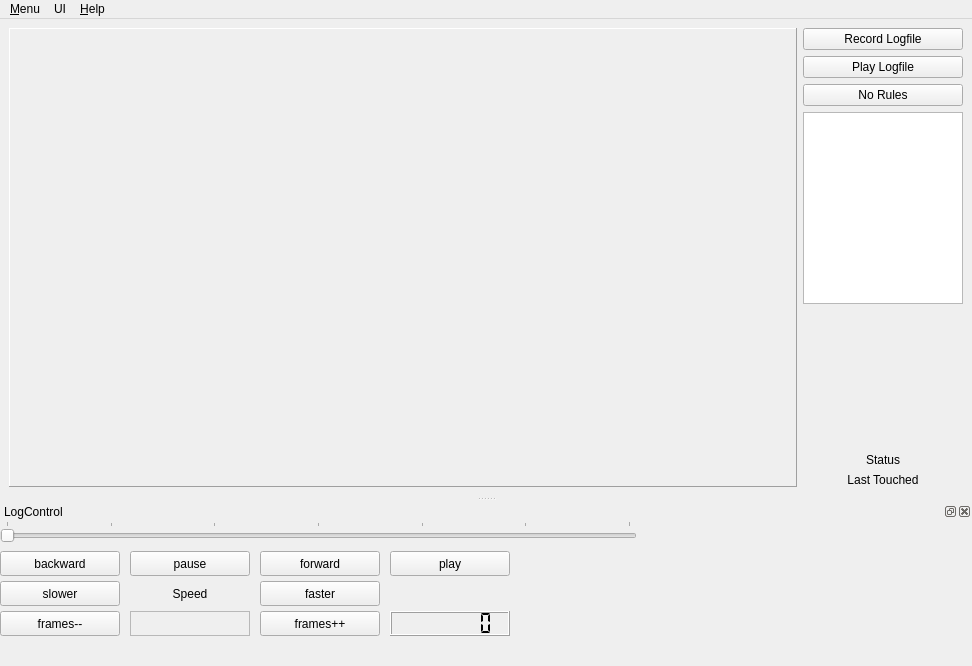
Above: ssl-refbox/GuiControls.ui from g3force/ssl-autonomous-refbox before the change. Below: the same form after it.
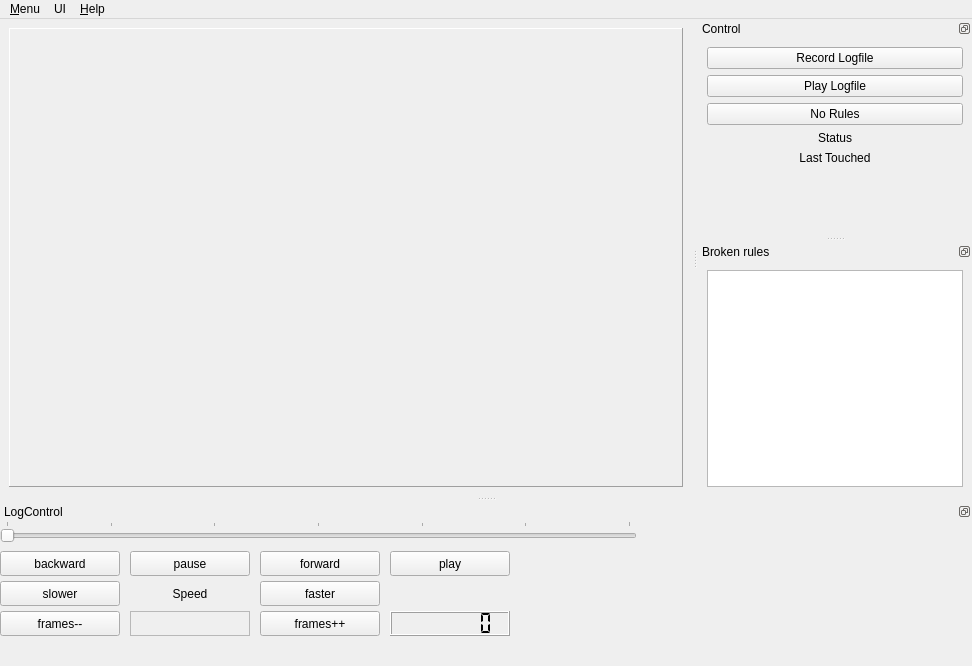
That is the form after the change. Custom widgets are drawn as their Qt base class.

Commit message: some experimenting with qt designer: QDockWidget for Controls and broken rules

The edit to the form file:
```diff
--- a/ssl-refbox/GuiControls.ui
+++ b/ssl-refbox/GuiControls.ui
@@ -15,83 +15,6 @@
   </property>
   <widget class="QWidget" name="centralwidget">
    <layout class="QGridLayout" name="gridLayout">
-    <item row="0" column="2">
-     <layout class="QGridLayout" name="gridLayout_3">
-      <item row="0" column="1">
-       <widget class="QPushButton" name="record_log">
-        <property name="text">
-         <string>Record Logfile</string>
-        </property>
-        <property name="checkable">
-         <bool>false</bool>
-        </property>
-       </widget>
-      </item>
-      <item row="4" column="1">
-       <spacer name="verticalSpacer">
-        <property name="orientation">
-         <enum>Qt::Vertical</enum>
-        </property>
-        <property name="sizeHint" stdset="0">
-         <size>
-          <width>20</width>
-          <height>40</height>
-         </size>
-        </property>
-       </spacer>
-      </item>
-      <item row="1" column="1">
-       <widget class="QPushButton" name="load_log">
-        <property name="text">
-         <string>Play Logfile</string>
-        </property>
-       </widget>
-      </item>
-      <item row="5" column="1">
-       <widget class="QLabel" name="ball_status">
-        <property name="text">
-         <string>Status</string>
-        </property>
-        <property name="alignment">
-         <set>Qt::AlignCenter</set>
-        </property>
-       </widget>
-      </item>
-      <item row="6" column="1">
-       <widget class="QLabel" name="ball_last_touched">
-        <property name="text">
-         <string>Last Touched</string>
-        </property>
-        <property name="alignment">
-         <set>Qt::AlignCenter</set>
-        </property>
-       </widget>
-      </item>
-      <item row="2" column="1">
-       <widget class="QPushButton" name="show_rules">
-        <property name="text">
-         <string>No Rules</string>
-        </property>
-       </widget>
-      </item>
-      <item row="3" column="1">
-       <widget class="QListWidget" name="lst_brokenRules">
-        <property name="sizePolicy">
-         <sizepolicy hsizetype="Fixed" vsizetype="Fixed">
-          <horstretch>0</horstretch>
-          <verstretch>0</verstretch>
-         </sizepolicy>
-        </property>
-        <property name="maximumSize">
-         <size>
-          <width>160</width>
-          <height>16777215</height>
-         </size>
-        </property>
-       </widget>
-      </item>
-     </layout>
-    </item>
     <item row="0" column="0">
      <widget class="QFrame" name="Spielfeld">
       <property name="sizePolicy">
@@ -182,7 +105,7 @@
     </size>
    </property>
    <property name="features">
-    <set>QDockWidget::AllDockWidgetFeatures</set>
+    <set>QDockWidget::DockWidgetFloatable|QDockWidget::DockWidgetMovable</set>
    </property>
    <property name="allowedAreas">
     <set>Qt::BottomDockWidgetArea</set>
@@ -389,6 +312,167 @@
     </widget>
    </widget>
   </widget>
+  <widget class="QDockWidget" name="dockWidget">
+   <property name="sizePolicy">
+    <sizepolicy hsizetype="Minimum" vsizetype="Minimum">
+     <horstretch>0</horstretch>
+     <verstretch>0</verstretch>
+    </sizepolicy>
+   </property>
+   <property name="minimumSize">
+    <size>
+     <width>100</width>
+     <height>100</height>
+    </size>
+   </property>
+   <property name="features">
+    <set>QDockWidget::DockWidgetFloatable|QDockWidget::DockWidgetMovable</set>
+   </property>
+   <property name="allowedAreas">
+    <set>Qt::LeftDockWidgetArea|Qt::RightDockWidgetArea</set>
+   </property>
+   <property name="windowTitle">
+    <string>Control</string>
+   </property>
+   <attribute name="dockWidgetArea">
+    <number>2</number>
+   </attribute>
+   <widget class="QWidget" name="dockWidgetContents">
+    <layout class="QVBoxLayout" name="verticalLayout_2">
+     <item>
+      <layout class="QVBoxLayout" name="verticalLayout_3">
+       <property name="sizeConstraint">
+        <enum>QLayout::SetMinimumSize</enum>
+       </property>
+       <item>
+        <widget class="QPushButton" name="record_log">
+         <property name="text">
+          <string>Record Logfile</string>
+         </property>
+         <property name="checkable">
+          <bool>false</bool>
+         </property>
+        </widget>
+       </item>
+       <item>
+        <widget class="QPushButton" name="load_log">
+         <property name="text">
+          <string>Play Logfile</string>
+         </property>
+        </widget>
+       </item>
+       <item>
+        <widget class="QPushButton" name="show_rules">
+         <property name="text">
+          <string>No Rules</string>
+         </property>
+        </widget>
+       </item>
+       <item>
+        <widget class="QLabel" name="ball_status">
+         <property name="maximumSize">
+          <size>
+           <width>16777215</width>
+           <height>30</height>
+          </size>
+         </property>
+         <property name="text">
+          <string>Status</string>
+         </property>
+         <property name="alignment">
+          <set>Qt::AlignCenter</set>
+         </property>
+        </widget>
+       </item>
+       <item>
+        <widget class="QLabel" name="ball_last_touched">
+         <property name="maximumSize">
+          <size>
+           <width>16777215</width>
+           <height>30</height>
+          </size>
+         </property>
+         <property name="text">
+          <string>Last Touched</string>
+         </property>
+         <property name="alignment">
+          <set>Qt::AlignCenter</set>
+         </property>
+        </widget>
+       </item>
+       <item>
+        <spacer name="verticalSpacer">
+         <property name="orientation">
+          <enum>Qt::Vertical</enum>
+         </property>
+         <property name="sizeHint" stdset="0">
+          <size>
+           <width>20</width>
+           <height>40</height>
+          </size>
+         </property>
+        </spacer>
+       </item>
+      </layout>
+     </item>
+    </layout>
+   </widget>
+  </widget>
+  <widget class="QDockWidget" name="dockWidget_2">
+   <property name="sizePolicy">
+    <sizepolicy hsizetype="Minimum" vsizetype="Minimum">
+     <horstretch>0</horstretch>
+     <verstretch>0</verstretch>
+    </sizepolicy>
+   </property>
+   <property name="minimumSize">
+    <size>
+     <width>118</width>
+     <height>63</height>
+    </size>
+   </property>
+   <property name="features">
+    <set>QDockWidget::DockWidgetFloatable|QDockWidget::DockWidgetMovable</set>
+   </property>
+   <property name="windowTitle">
+    <string>Broken rules</string>
+   </property>
+   <attribute name="dockWidgetArea">
+    <number>2</number>
+   </attribute>
+   <widget class="QWidget" name="dockWidgetContents_2">
+    <layout class="QVBoxLayout" name="verticalLayout">
+     <item>
+      <widget class="QListWidget" name="lst_brokenRules">
+       <property name="sizePolicy">
+        <sizepolicy hsizetype="Minimum" vsizetype="Minimum">
+         <horstretch>0</horstretch>
+         <verstretch>0</verstretch>
+        </sizepolicy>
+       </property>
+       <property name="minimumSize">
+        <size>
+         <width>100</width>
+         <height>20</height>
+        </size>
+       </property>
+       <property name="maximumSize">
+        <size>
+         <width>16777215</width>
+         <height>16777215</height>
+        </size>
+       </property>
+       <property name="resizeMode">
+        <enum>QListView::Adjust</enum>
+       </property>
+       <property name="layoutMode">
+        <enum>QListView::Batched</enum>
+       </property>
+      </widget>
+     </item>
+    </layout>
+   </widget>
+  </widget>
   <action name="actionAbout">
    <property name="text">
     <string>About</string>
```
The commit also changes 2 other files.
